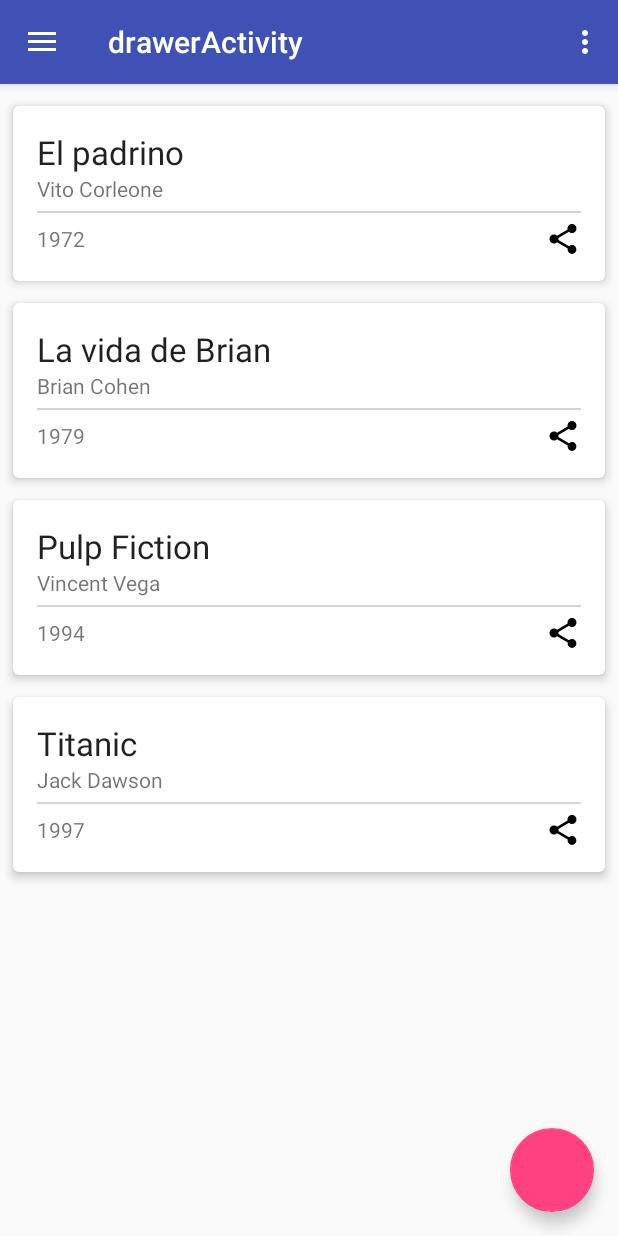
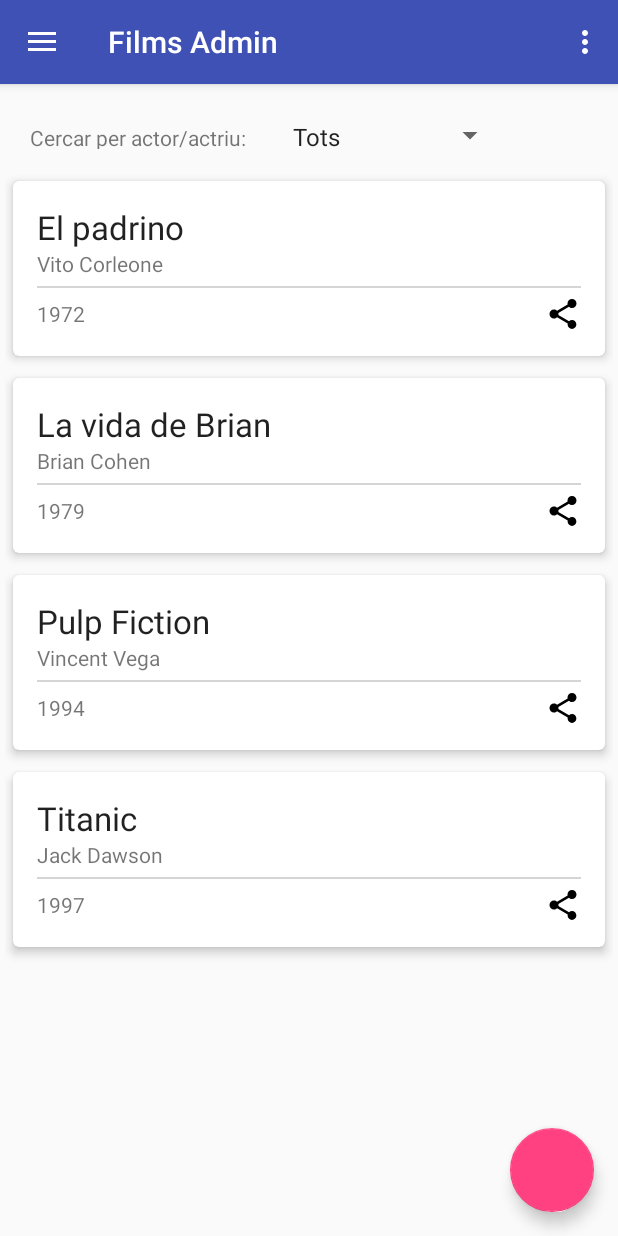
Before and after one commit to alexct33/FilmsAdmin, an Android app: the screen it shows after launch (DrawerActivity), on a phone screen of 412 x 824 dp. Run offline under Robolectric (Android 15) with nearby library versions, the phone set to English and light mode, and no system bars.

Commit message:
spinner per filtrar per actor/actriu funcionant

```diff
--- a/app/src/main/AndroidManifest.xml
+++ b/app/src/main/AndroidManifest.xml
@@ -5,7 +5,7 @@
     <application
         android:allowBackup="true"
         android:icon="@mipmap/ic_launcher"
-        android:label="@string/app_name"
+        android:label="Films Admin"
         android:supportsRtl="true"
         android:theme="@style/AppTheme">
         <activity android:name=".MainActivity">
@@ -17,7 +17,7 @@
         </activity>
         <activity
             android:name=".DrawerActivity"
-            android:label="@string/title_activity_drawer"
+            android:label="Films Admin"
             android:parentActivityName=".MainActivity"
             android:theme="@style/AppTheme.NoActionBar">
             <meta-data
--- a/app/src/main/java/com/example/pr_idi/mydatabaseexample/TitleFilterActivity.java
+++ b/app/src/main/java/com/example/pr_idi/mydatabaseexample/TitleFilterActivity.java
@@ -9,9 +9,16 @@ import android.support.v7.widget.RecyclerView;
 import android.view.LayoutInflater;
 import android.view.View;
 import android.view.ViewGroup;
+import android.widget.AdapterView;
+import android.widget.ArrayAdapter;
+import android.widget.Spinner;
 import android.widget.Toast;
 
+import java.util.ArrayList;
+import java.util.Collection;
+import java.util.Iterator;
 import java.util.List;
+import java.util.ListIterator;
 
 /**
  * A simple {@link Fragment} subclass.
@@ -24,6 +31,9 @@ public class TitleFilterActivity extends Fragment {
     private View rootView;
     private List<Film> lista_films;
     private FilmData filmData;
+    private Spinner actorSpinner;
+    private List<String> actors = new ArrayList<String>();
+    private String actorEscollit;
 
     public TitleFilterActivity() {
         // Required empty public constructor
@@ -42,6 +52,10 @@ public class TitleFilterActivity extends Fragment {
         recycler.setLayoutManager(lManager);
         filmData = new FilmData(rootView.getContext());
 
+        //SPINNER PER FILTRAR PER ACTOR/ACTRIU
+        actorSpinner = (Spinner) rootView.findViewById(R.id.actorSpinner);
+
+        actorEscollit = null;
         //----------------------
         new LoadAdapter().execute("");
 
@@ -57,7 +71,14 @@ public class TitleFilterActivity extends Fragment {
             filmData.open();
             filmData.firstInserts();
 
-            lista_films = filmData.getFilmsBy(MySQLiteHelper.COLUMN_TITLE);
+             if (actorEscollit == null || actorEscollit == "Tots") {
+                 lista_films = filmData.getFilmsBy(MySQLiteHelper.COLUMN_TITLE);
+             }
+            else {
+                 lista_films = filmData.getFilmsByActor(actorEscollit);
+             }
+
+
             //----------------------
             // Crear un nuevo adaptador
             filmData.close();
@@ -70,6 +91,34 @@ public class TitleFilterActivity extends Fragment {
         protected void onPostExecute(String result) {
             recycler.setHasFixedSize(true);
             filmData = new FilmData(rootView.getContext());
+            actors.add("Tots");
+            for (int i= 0; i<lista_films.size(); ++i ) {
+                actors.add(lista_films.get(i).getProtagonist());
+            }
+
+            final ArrayAdapter<String> spinnerAdapter = new ArrayAdapter<String>(getActivity(),android.R.layout.simple_spinner_item, actors);
+
+            actorSpinner.setOnItemSelectedListener(new AdapterView.OnItemSelectedListener(){
+
+                @Override
+                public void onItemSelected(AdapterView<?> parent, View v,
+                                           int pos, long id) {
+                    actorEscollit = (String) actorSpinner.getItemAtPosition(pos);
+                    spinnerAdapter.notifyDataSetChanged();
+                    doInBackground();
+                    recycler.setAdapter(adapter);
+
+
+                }
+                @Override
+                public void onNothingSelected(AdapterView<?> arg0) {
+                    actorEscollit = null;
+
+                }
+            });
+
+
+            actorSpinner.setAdapter(spinnerAdapter);
             // Usar un administrador para LinearLayout
             recycler.setAdapter(adapter);
 
--- a/app/src/main/res/layout/fragment_title.xml
+++ b/app/src/main/res/layout/fragment_title.xml
@@ -4,14 +4,35 @@
     android:layout_height="match_parent"
     tools:context=".TitleFilterActivity">
 
+        <LinearLayout
+            android:layout_width="match_parent"
+            android:layout_height="wrap_content"
+            android:orientation="horizontal"
+            android:layout_marginTop="20dp">
+                <TextView
+                    android:layout_width="wrap_content"
+                    android:layout_height="wrap_content"
+                    android:text="Cercar per actor/actriu: "
+                    android:layout_marginLeft="20dp"/>
 
+                <Spinner
+                    android:layout_width="150dp"
+                    android:layout_marginLeft="20dp"
+                    android:layout_height="match_parent"
+                    android:id="@+id/actorSpinner">
+
+                </Spinner>
+
+
+        </LinearLayout>
         <android.support.v7.widget.RecyclerView
         xmlns:android="http://schemas.android.com/apk/res/android"
         android:id="@+id/reciclador"
         android:layout_width="match_parent"
         android:layout_height="match_parent"
         android:padding="3dp"
-        android:scrollbars="vertical" />
+        android:scrollbars="vertical"
+            android:layout_marginTop="50dp"/>
 
 
 </FrameLayout>
```
Also changed, not shown: app/src/main/java/com/example/pr_idi/mydatabaseexample/FilmData.java (+17 -0 lines).
